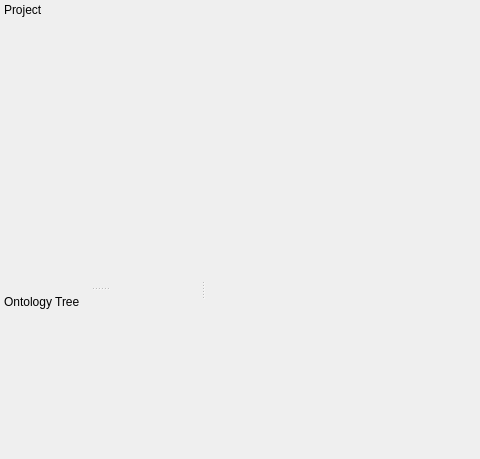
Qt form MainWindow.ui (bobrnor/OntoEditor) before a commit; both pictures show x 0 to 480 and y 0 to 459 of the 800 by 600 pixel window.
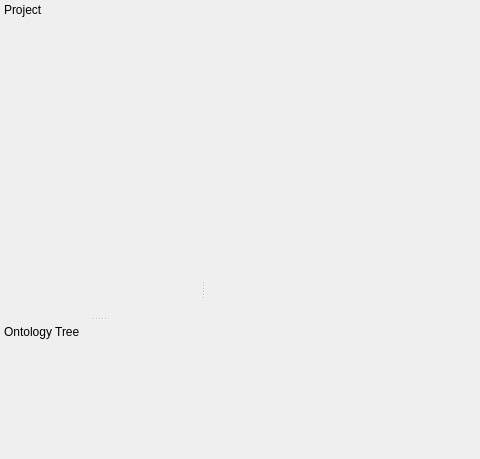
The same form after that commit.

The edit to the form file:
```diff
--- a/MainWindow.ui
+++ b/MainWindow.ui
@@ -86,7 +86,7 @@
    <property name="minimumSize">
     <size>
      <width>200</width>
-     <height>42</height>
+     <height>52</height>
     </size>
    </property>
    <property name="floating">
@@ -104,7 +104,16 @@
    <attribute name="dockWidgetArea">
     <number>1</number>
    </attribute>
-   <widget class="QWidget" name="projectDockWidgetContents"/>
+   <widget class="QWidget" name="projectDockWidgetContents">
+    <layout class="QVBoxLayout" name="verticalLayout_3">
+     <property name="margin">
+      <number>0</number>
+     </property>
+     <item>
+      <layout class="QVBoxLayout" name="projectTreeLayout"/>
+     </item>
+    </layout>
+   </widget>
   </widget>
   <widget class="QDockWidget" name="treeDockWidget">
    <property name="minimumSize">
```
Left out of the diff: 2 changed lines with no effect on the pictures.
